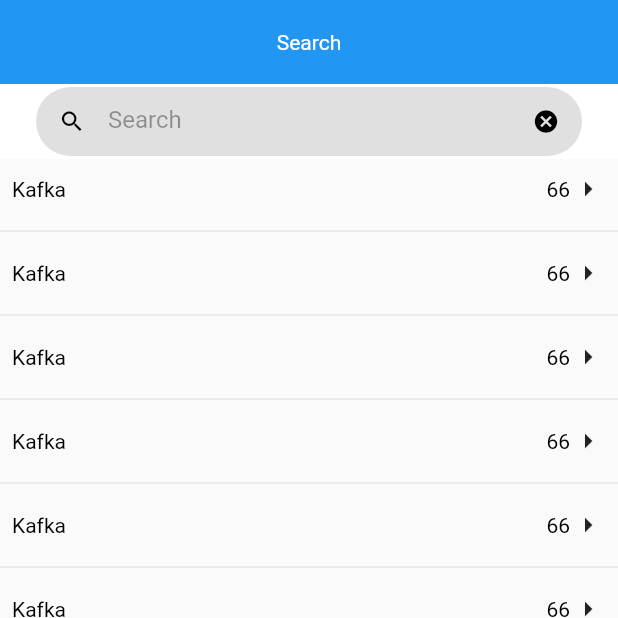
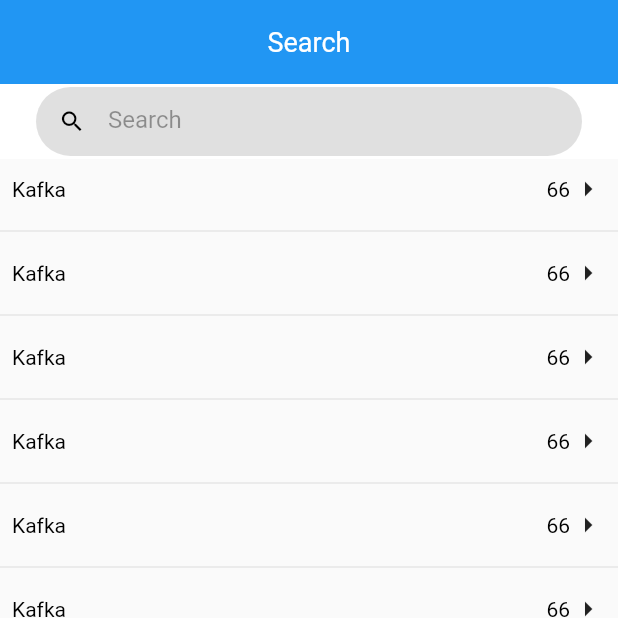
Before and after one commit to mikhoaitay23/tanzak_clone, a Flutter app: the screen it shows after launch, item 3 of the bottom bar chosen, on a phone screen of 412 x 824 dp, the top half of it. Run offline on Flutter 3.47's test engine with Material 2 defaults, Android fonts, the phone set to English and light mode, and no system bars; our stand-ins replace carousel_slider, get, share_plus, smooth_page_indicator; missing offline and left inert: expand_widget; network calls fail.

Commit message:
- update

```diff
--- a/lib/screen/chart_screen/chart_screen.dart
+++ b/lib/screen/chart_screen/chart_screen.dart
@@ -28,7 +28,9 @@ class _ChartScreenState extends State<ChartScreen> {
             )
           ]),
           title: KText(
-            text: Strings.chart, color: Colors.white,
+            text: Strings.chart,
+            color: Colors.white,
+            fontSize: 18,
           ),
           centerTitle: true,
         ),
--- a/lib/screen/home_screen/home_screen.dart
+++ b/lib/screen/home_screen/home_screen.dart
@@ -22,6 +22,7 @@ class _HomeScreenState extends State<HomeScreen> {
           title: KText(
             text: Strings.home,
             color: Colors.white,
+            fontSize: 18,
           ),
           centerTitle: true,
         ),
--- a/lib/screen/search_screen/search_screen.dart
+++ b/lib/screen/search_screen/search_screen.dart
@@ -4,7 +4,28 @@ import 'package:tanzak_clone/utils/strings.dart';
 
 import '../../widget/ktext.dart';
 
-class SearchScreen extends StatelessWidget {
+class SearchScreen extends StatefulWidget {
+  @override
+  _SearchScreenState createState() => _SearchScreenState();
+}
+
+class _SearchScreenState extends State<SearchScreen> {
+  final myController = TextEditingController();
+
+  @override
+  void initState() {
+    super.initState();
+    myController.addListener(() {
+      setState(() {});
+    });
+  }
+
+  @override
+  void dispose() {
+    super.dispose();
+    myController.dispose();
+  }
+
   @override
   Widget build(BuildContext context) {
     return Scaffold(
@@ -12,6 +33,7 @@ class SearchScreen extends StatelessWidget {
         title: KText(
           text: Strings.search,
           color: Colors.white,
+          fontSize: 18,
         ),
         centerTitle: true,
         elevation: 0,
@@ -29,16 +51,24 @@ class SearchScreen extends StatelessWidget {
                       isDense: true,
                       fillColor: Colors.grey[300],
                       prefixIcon: const Icon(Icons.search, color: Colors.black),
-                      suffixIcon: const Icon(
-                        Icons.cancel,
-                        color: Colors.black,
-                      ),
+                      suffixIcon: myController.text.isNotEmpty
+                          ? IconButton(
+                              onPressed: () {
+                                myController.clear();
+                              },
+                              icon: const Icon(
+                                Icons.cancel,
+                                color: Colors.black,
+                              ),
+                            )
+                          : null,
                       border: const OutlineInputBorder(
                         borderSide: BorderSide.none,
                         borderRadius: BorderRadius.all(Radius.circular(40)),
                       ),
                       hintStyle: const TextStyle(color: Colors.black38),
                       hintText: Strings.search),
+                  controller: myController,
                 ),
               )),
           preferredSize: const Size.fromHeight(50.0),
--- a/lib/screen/settings_screen/settings_screen.dart
+++ b/lib/screen/settings_screen/settings_screen.dart
@@ -19,6 +19,7 @@ class SettingsState extends State<SettingsScreen> {
           title: KText(
             text: 'Settings',
             color: Colors.white,
+            fontSize: 18,
           ),
           centerTitle: true,
         ),
```
